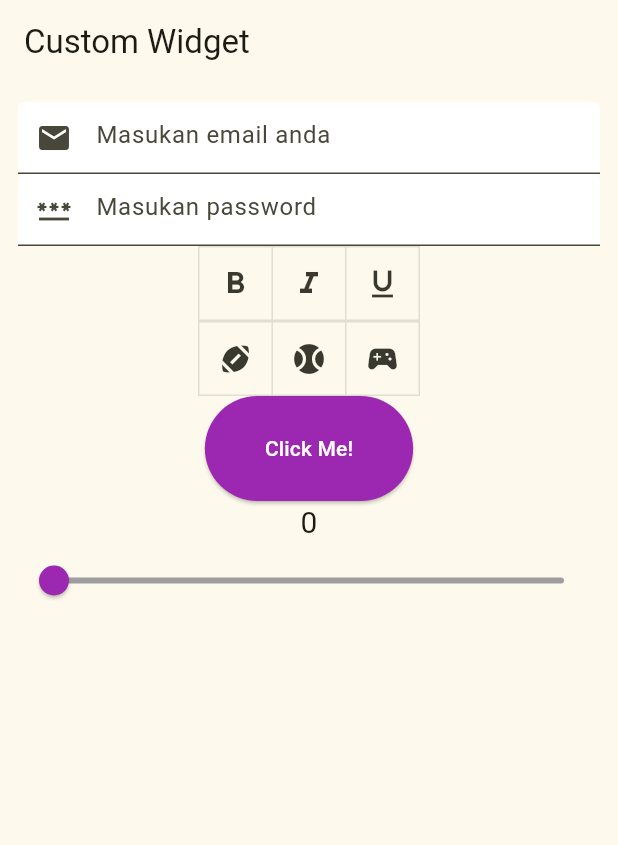
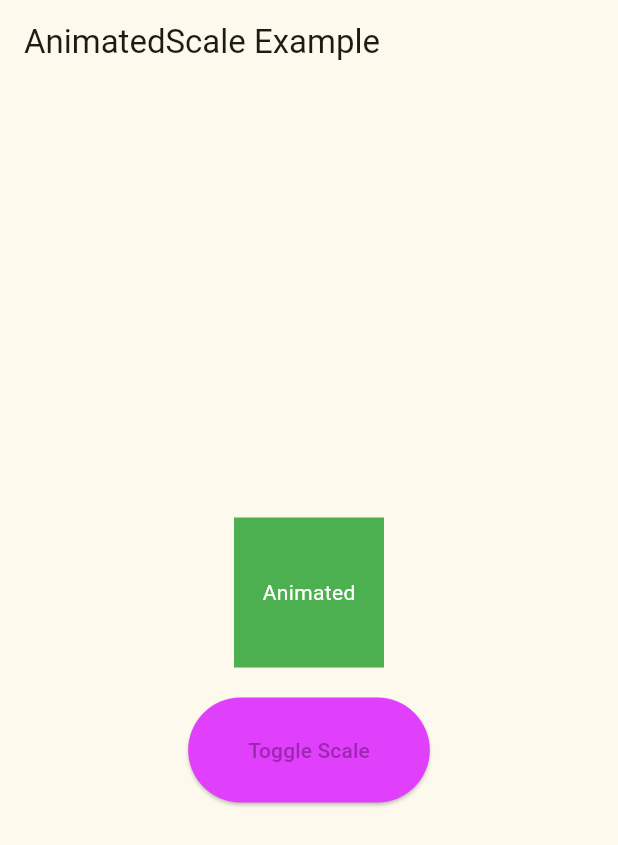
Before and after one commit to patricktelnoni/ppbl, a Flutter app: the screen it shows after launch, on a phone screen of 412 x 824 dp. Shown: the top 845 px of the screen. Run offline on Flutter 3.47's test engine with Material 3 defaults, Android fonts, the phone set to English and light mode, and no system bars; our stand-ins replace fl_chart, flutter_map, go_router, google_fonts, latlong2, shared_preferences and 2 more; accounts and stored records are empty.

Commit message:
Add Custom Widget

```diff
--- /dev/null
+++ b/lib/gesture/transform_scale.dart
@@ -0,0 +1,56 @@
+import 'package:flutter/material.dart';
+
+class AnimatedScaleExample extends StatefulWidget {
+  const AnimatedScaleExample({super.key});
+
+  @override
+  State<AnimatedScaleExample> createState() => _AnimatedScaleExampleState();
+}
+
+class _AnimatedScaleExampleState extends State<AnimatedScaleExample> {
+  double _scale = 1.0;
+
+  void _toggleScale() {
+    setState(() {
+      _scale = _scale == 1.0 ? 1.5 : 1.0; // Toggles between original and 1.5x scale
+    });
+  }
+
+  @override
+  Widget build(BuildContext context) {
+    return Scaffold(
+      appBar: AppBar(title: const Text('AnimatedScale Example')),
+      body: Center(
+        child: Column(
+          mainAxisAlignment: MainAxisAlignment.center,
+          children: [
+            AnimatedScale(
+              scale: _scale,
+              duration: const Duration(milliseconds: 500),
+              curve: Curves.easeInOut,
+              child: GestureDetector(
+                onTap: _toggleScale,
+                child: Container(
+                  width: 100,
+                  height: 100,
+                  color: Colors.green,
+                  child: const Center(
+                    child: Text(
+                      'Animated',
+                      style: TextStyle(color: Colors.white),
+                    ),
+                  ),
+                ),
+              ),
+            ),
+            const SizedBox(height: 20),
+            ElevatedButton(
+              onPressed: _toggleScale,
+              child: const Text('Toggle Scale'),
+            ),
+          ],
+        ),
+      ),
+    );
+  }
+}
--- a/lib/main.dart
+++ b/lib/main.dart
@@ -1,7 +1,10 @@
 import 'package:flutter/material.dart';
 import 'package:google_fonts/google_fonts.dart';
 import 'package:ppbl/customwidget/custom_wiget.dart';
-
+import 'package:ppbl/gesture/gesture.dart';
+import 'package:ppbl/gesture/custom_gesture_button.dart';
+import 'package:ppbl/gesture/scale_example.dart';
+import 'package:ppbl/gesture/transform_scale.dart';
 
 void main() {
   runApp(const MyApp());
@@ -50,7 +53,7 @@ class MyApp extends StatelessWidget {
         colorScheme: ColorScheme.fromSeed(seedColor: Colors.yellowAccent),
         useMaterial3: true,
       ),
-      home: CustomWidget(),
+      home: AnimatedScaleExample(),
     );
 
 
```
Also changed, not shown: lib/gesture/custom_gesture_button.dart (added, +67 -0 lines), lib/gesture/gesture.dart (added, +71 -0 lines), lib/gesture/scale_example.dart (added, +92 -0 lines), pubspec.yaml (+6 -6 lines).
